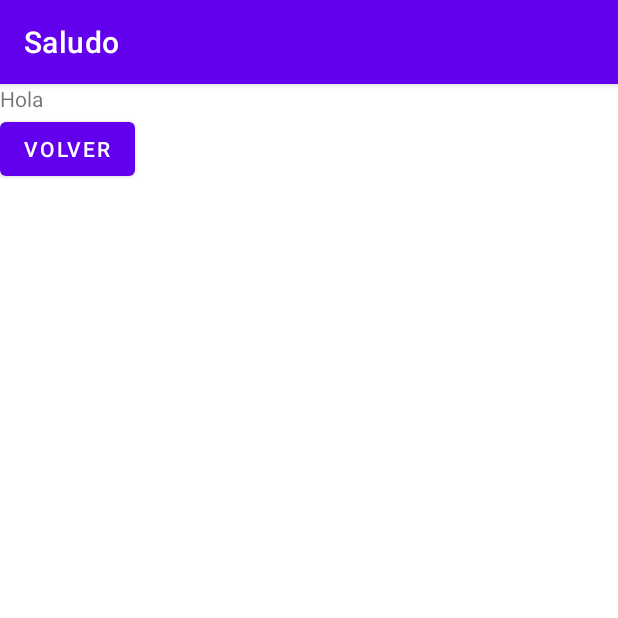
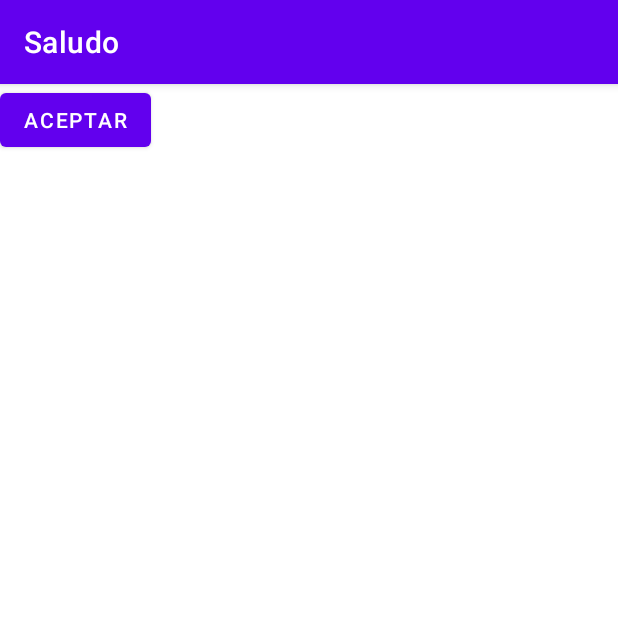
Before and after one commit to PabloAlonsoGarcia/4.AppSencilla_DI, an Android app: the screen it shows after launch (SaludoActivity before the commit, ErrorNombre after it), after a tap on "ACEPTAR", on a phone screen of 412 x 824 dp, the top half of it. Run offline under Robolectric (Android 15) with nearby library versions, the phone set to English and light mode, and no system bars; 1 statement that could not run was skipped.

Commit message:
Arreglar / Eliminar todo lo relacionado con ErrorNombre.kt

```diff
--- a/app/build.gradle
+++ b/app/build.gradle
@@ -40,4 +40,6 @@ dependencies {
     testImplementation 'junit:junit:4.13.2'
     androidTestImplementation 'androidx.test.ext:junit:1.1.3'
     androidTestImplementation 'androidx.test.espresso:espresso-core:3.4.0'
+    implementation("androidx.coordinatorlayout:coordinatorlayout:1.2.0")
+
 }
--- a/app/src/main/java/com/example/p/ErrorNombre.kt
+++ b/app/src/main/java/com/example/p/ErrorNombre.kt
@@ -1,11 +1,23 @@
 package com.example.p
 
+import android.annotation.SuppressLint
 import androidx.appcompat.app.AppCompatActivity
 import android.os.Bundle
+import com.google.android.material.snackbar.Snackbar
 
 class ErrorNombre : AppCompatActivity() {
+
+    @SuppressLint("ResourceType")
     override fun onCreate(savedInstanceState: Bundle?) {
         super.onCreate(savedInstanceState)
         setContentView(R.layout.activity_error_nombre)
+
+        Snackbar.make(
+            findViewById(R.layout.activity_error_nombre),
+            "Error nombre",
+            Snackbar.LENGTH_SHORT
+        ).show()
+
     }
+
 }
--- a/app/src/main/java/com/example/p/MainActivity.kt
+++ b/app/src/main/java/com/example/p/MainActivity.kt
@@ -36,18 +36,18 @@ class MainActivity : AppCompatActivity() {
 
     fun aceptar(view: View) {
         val intent = Intent(this@MainActivity, SaludoActivity::class.java)
-        val intent2 = Intent(this@MainActivity, SaludoActivity::class.java)
+        val intent2 = Intent(this@MainActivity, ErrorNombre::class.java)
         //Añadimos al intent la información a pasar entre actividades
         intent.putExtra("NOMBRE", txtNombre.text.toString())
         //Iniciamos la nueva actividad
 
-        if(txtNombre.toString() == "" || txtNombre.toString() == " ") {
+
             startActivity(intent2)
-        }else{
-            startActivity(intent)
-        }
+
     }
 
 
 
+
+
 }
--- a/app/src/main/res/layout/activity_error_nombre.xml
+++ b/app/src/main/res/layout/activity_error_nombre.xml
@@ -1,9 +1,25 @@
-<?xml version="1.0" encoding="utf-8"?>
-<androidx.constraintlayout.widget.ConstraintLayout xmlns:android="http://schemas.android.com/apk/res/android"
+<androidx.coordinatorlayout.widget.CoordinatorLayout
+    android:id="@+id/myCoordinatorLayout"
+    xmlns:android="http://schemas.android.com/apk/res/android"
     xmlns:app="http://schemas.android.com/apk/res-auto"
-    xmlns:tools="http://schemas.android.com/tools"
     android:layout_width="match_parent"
-    android:layout_height="match_parent"
-    tools:context=".ErrorNombre">
+    android:layout_height="match_parent">
 
-</androidx.constraintlayout.widget.ConstraintLayout>
+    <!-- Here are the existing layout elements, now wrapped in
+         a CoordinatorLayout -->
+    <LinearLayout
+        android:layout_width="match_parent"
+        android:layout_height="match_parent"
+        android:orientation="vertical">
+
+        <!-- …Toolbar, other layouts, other elements… -->
+        <Button android:id="@+id/btnAceptar"
+            android:layout_width="wrap_content"
+            android:layout_height="wrap_content"
+            android:text="@string/aceptar"
+            android:onClick="aceptar"
+            />
+
+    </LinearLayout>
+
+</androidx.coordinatorlayout.widget.CoordinatorLayout>
--- a/app/src/main/res/values/strings.xml
+++ b/app/src/main/res/values/strings.xml
@@ -4,4 +4,5 @@
     <string name="aceptar">Aceptar</string>
     <string name="volver">Volver</string>
     <string name="nombre">Nombre</string>
+    <string name="errorNombre">No has introducido un nombre</string>
 </resources>
--- a/build.gradle
+++ b/build.gradle
@@ -3,7 +3,9 @@ plugins {
     id 'com.android.application' version '7.2.2' apply false
     id 'com.android.library' version '7.2.2' apply false
     id 'org.jetbrains.kotlin.android' version '1.6.10' apply false
+
 }
+
 
 task clean(type: Delete) {
     delete rootProject.buildDir
```
